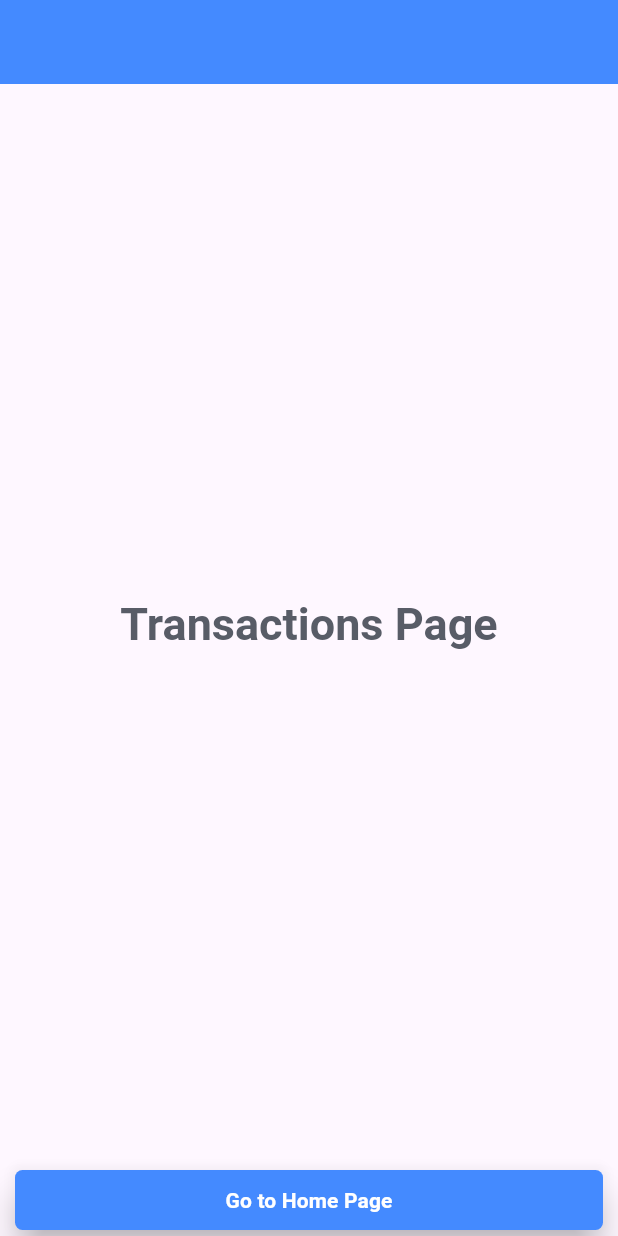
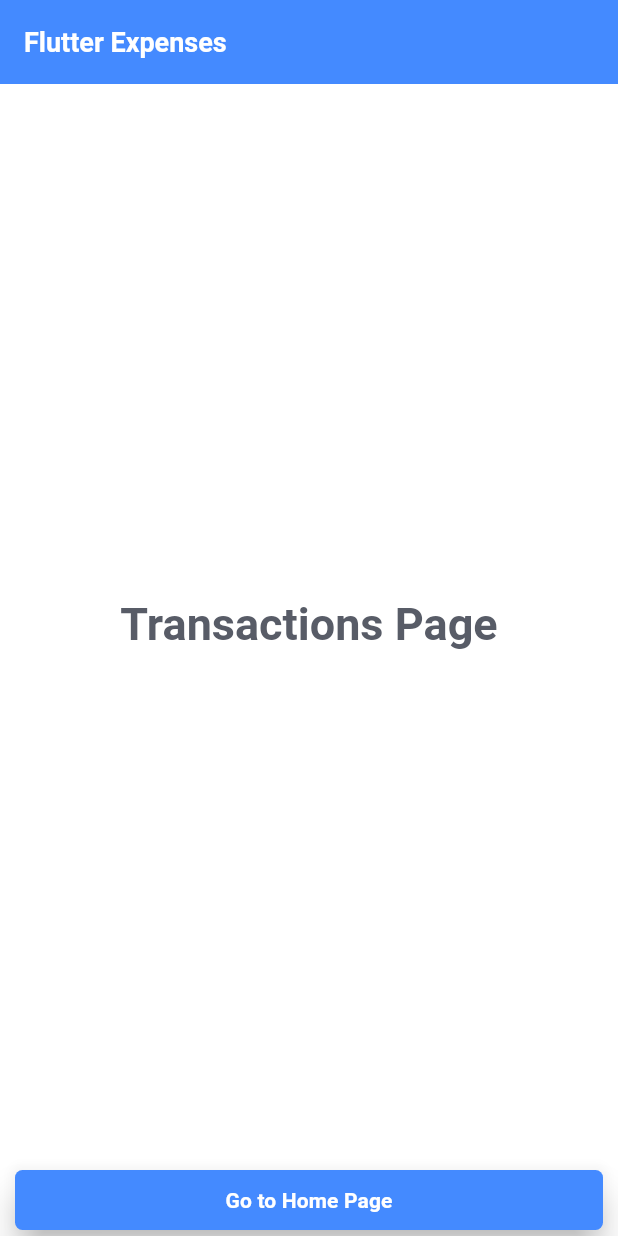
Before and after one commit to marco-maturana/flutter-expenses, a Flutter app: the screen it shows after launch, after a tap on "Go to Transactions Page", on a phone screen of 412 x 824 dp. Run offline on Flutter 3.47's test engine with Material 3 defaults, Android fonts, the phone set to English and light mode, and no system bars; our stand-ins replace flutter_hooks, go_router, hooks_riverpod, riverpod_annotation; generated files the repository leaves out were written again; Roboto replaces fonts that are missing (Readex Pro).

Commit message:
create default layout

```diff
--- /dev/null
+++ b/lib/ui/layouts/default/components/app_bar.dart
@@ -0,0 +1,28 @@
+import 'package:flutter/material.dart';
+import 'package:flutter_hooks/flutter_hooks.dart';
+
+class AppBarComponent extends HookWidget implements PreferredSizeWidget {
+  final String title;
+
+  const AppBarComponent({
+    super.key,
+    required this.title,
+  });
+
+  @override
+  Size get preferredSize => const Size.fromHeight(kToolbarHeight);
+
+  @override
+  Widget build(BuildContext context) {
+    return AppBar(
+      title: Text(title),
+      backgroundColor: Colors.blueAccent,
+      foregroundColor: Colors.white,
+      toolbarTextStyle: const TextStyle(color: Colors.white),
+      titleTextStyle: const TextStyle(
+        fontWeight: FontWeight.bold,
+        fontSize: 18,
+      ),
+    );
+  }
+}
--- /dev/null
+++ b/lib/ui/layouts/default/default_layout.dart
@@ -0,0 +1,28 @@
+import 'package:flutter/material.dart';
+import 'package:flutter_hooks/flutter_hooks.dart';
+
+import 'components/app_bar.dart';
+
+class DefaultLayout extends HookWidget {
+  final Widget body;
+  final appBar = const AppBarComponent(title: 'Flutter Expenses');
+
+  const DefaultLayout({super.key, required this.body});
+
+  @override
+  Widget build(BuildContext context) {
+    return Scaffold(
+      backgroundColor: Colors.white,
+      appBar: appBar,
+      body: SingleChildScrollView(
+        child: Container(
+          padding: const EdgeInsets.symmetric(horizontal: 10),
+          height: MediaQuery.of(context).size.height -
+              (MediaQuery.of(context).padding.top +
+                  appBar.preferredSize.height),
+          child: body,
+        ),
+      ),
+    );
+  }
+}
--- a/lib/ui/pages/home/home_page.dart
+++ b/lib/ui/pages/home/home_page.dart
@@ -1,4 +1,5 @@
 import 'package:flutter/material.dart';
+import 'package:flutter_expenses/ui/layouts/default/default_layout.dart';
 import 'package:flutter_hooks/flutter_hooks.dart';
 import 'package:go_router/go_router.dart';
 
@@ -7,15 +8,8 @@ class HomePage extends HookWidget {
 
   @override
   Widget build(BuildContext context) {
-    return Scaffold(
-      appBar: AppBar(
-        backgroundColor: Colors.blueAccent,
-      ),
-      body: Container(
-        padding: const EdgeInsets.symmetric(horizontal: 10),
-        height: MediaQuery.of(context).size.height -
-            (MediaQuery.of(context).padding.top + kToolbarHeight.toDouble()),
-        child: Column(
+    return DefaultLayout(
+      body: Column(
         children: [
           const Expanded(
             child: Center(
@@ -59,7 +53,6 @@ class HomePage extends HookWidget {
           ),
         ],
       ),
-      ),
     );
   }
 }
--- a/lib/ui/pages/transactions/transactions_page.dart
+++ b/lib/ui/pages/transactions/transactions_page.dart
@@ -1,21 +1,16 @@
 import 'package:flutter/material.dart';
 import 'package:flutter_hooks/flutter_hooks.dart';
 import 'package:go_router/go_router.dart';
+
+import 'package:flutter_expenses/ui/layouts/default/default_layout.dart';
 
 class TransactionsPage extends HookWidget {
   const TransactionsPage({super.key});
 
   @override
   Widget build(BuildContext context) {
-    return Scaffold(
-      appBar: AppBar(
-        backgroundColor: Colors.blueAccent,
-      ),
-      body: Container(
-        padding: const EdgeInsets.symmetric(horizontal: 10),
-        height: MediaQuery.of(context).size.height -
-            (MediaQuery.of(context).padding.top + kToolbarHeight.toDouble()),
-        child: Column(
+    return DefaultLayout(
+      body: Column(
         children: [
           const Expanded(
             child: Center(
@@ -59,7 +54,6 @@ class TransactionsPage extends HookWidget {
           ),
         ],
       ),
-      ),
     );
   }
 }
```
Lines whose indentation alone changed are shown as unchanged.
